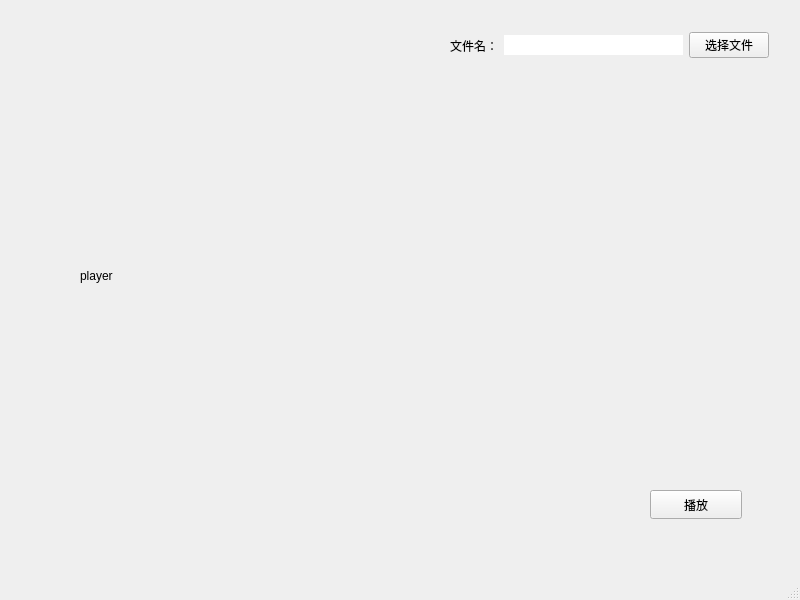
Before: the Qt Designer form mainwindow.ui in LGH2713/videoEditor, drawn with Qt 5.
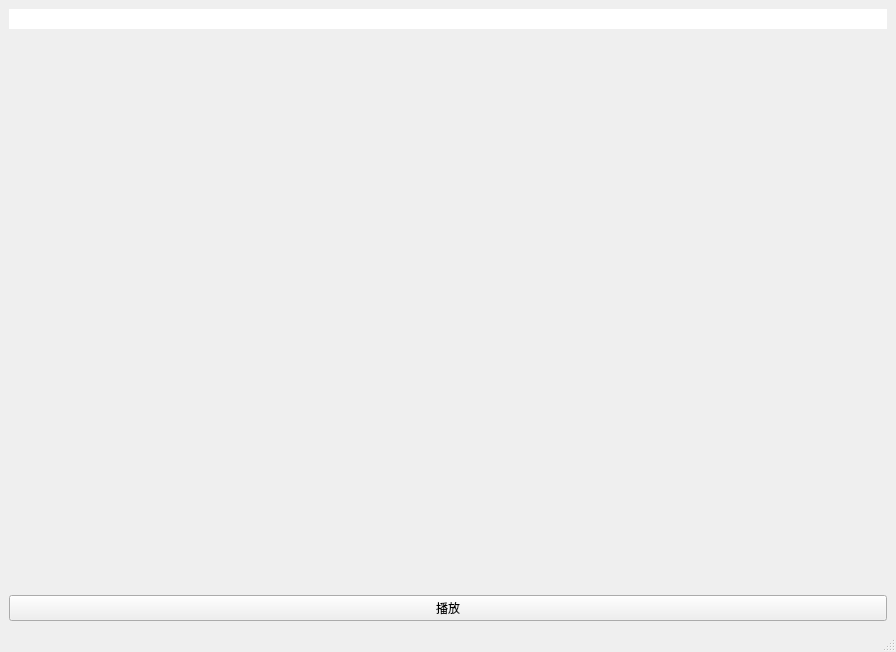
After: the same form once the commit is applied.

Patch:
```diff
--- a/mainwindow.ui
+++ b/mainwindow.ui
@@ -6,44 +6,17 @@
    <rect>
     <x>0</x>
     <y>0</y>
-    <width>800</width>
-    <height>600</height>
+    <width>896</width>
+    <height>652</height>
    </rect>
   </property>
   <property name="windowTitle">
    <string>MainWindow</string>
   </property>
   <widget class="QWidget" name="centralwidget">
-   <widget class="QPushButton" name="playButton">
-    <property name="geometry">
-     <rect>
-      <x>650</x>
-      <y>490</y>
-      <width>92</width>
-      <height>29</height>
-     </rect>
-    </property>
-    <property name="text">
-     <string>播放</string>
-    </property>
-   </widget>
-   <widget class="QWidget" name="horizontalLayoutWidget">
-    <property name="geometry">
-     <rect>
-      <x>450</x>
-      <y>30</y>
-      <width>319</width>
-      <height>31</height>
-     </rect>
-    </property>
-    <layout class="QHBoxLayout" name="horizontalLayout">
+   <layout class="QVBoxLayout" name="verticalLayout_2">
      <item>
-      <widget class="QLabel" name="label">
-       <property name="text">
-        <string>文件名：</string>
-       </property>
-      </widget>
-     </item>
+     <layout class="QVBoxLayout" name="verticalLayout">
      <item>
       <widget class="QLineEdit" name="fileName">
        <property name="frame">
@@ -55,27 +28,18 @@
       </widget>
      </item>
      <item>
-      <widget class="QPushButton" name="fileSelect">
-       <property name="text">
-        <string>选择文件</string>
-       </property>
-      </widget>
-     </item>
-    </layout>
-   </widget>
-   <widget class="QLabel" name="player">
-    <property name="geometry">
-     <rect>
-      <x>80</x>
-      <y>120</y>
-      <width>661</width>
-      <height>311</height>
-     </rect>
-    </property>
+       <widget class="QWidget" name="player" native="true"/>
+      </item>
+     </layout>
+    </item>
+    <item>
+     <widget class="QPushButton" name="playButton">
     <property name="text">
-     <string>player</string>
-    </property>
-   </widget>
+       <string>播放</string>
+      </property>
+     </widget>
+    </item>
+   </layout>
   </widget>
   <widget class="QStatusBar" name="statusbar"/>
   <widget class="QMenuBar" name="menubar">
```
Left out of the diff: 7 changed lines with no effect on the pictures. Lines whose indentation alone changed are shown as unchanged.
